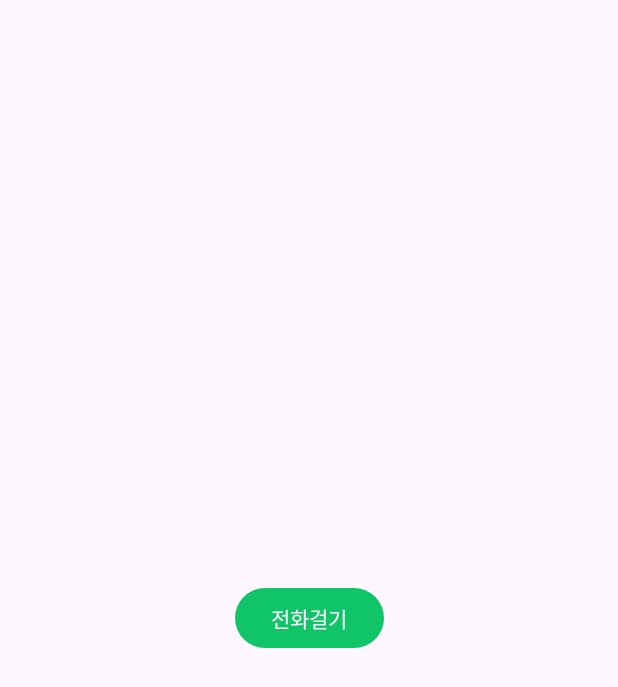
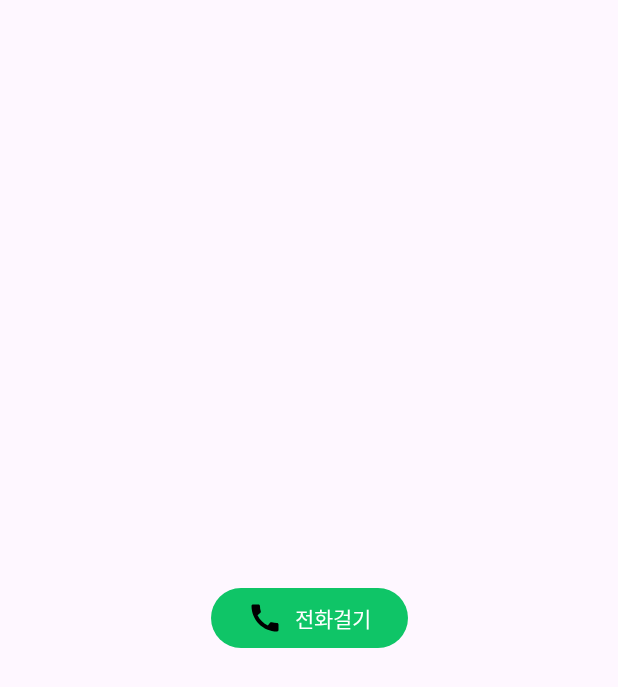
Before and after one commit to LyJuuun/tayotayo, an Android app: the CallActivity screen opened directly, with no data from a screen before it, on a phone screen of 412 x 824 dp. Shown: the top 687 px of the screen. Run offline under Robolectric (Android 15) with nearby library versions, the phone set to English and light mode, and no system bars.

Commit message:
main, helper change

```diff
--- a/app/src/main/res/layout/call.xml
+++ b/app/src/main/res/layout/call.xml
@@ -14,6 +14,6 @@
         app:layout_constraintTop_toTopOf="parent"
         app:layout_constraintBottom_toBottomOf="parent"
         android:text="전화걸기"
-        />
+        android:drawableLeft="@drawable/call"/>
 
 </androidx.constraintlayout.widget.ConstraintLayout>
```
